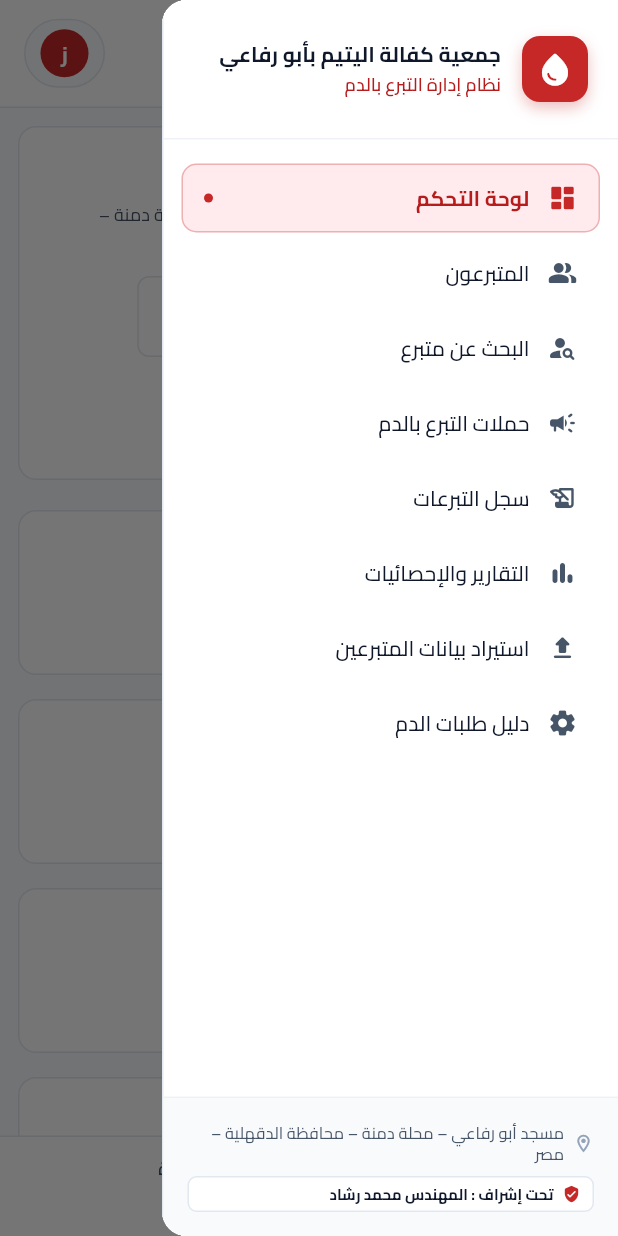
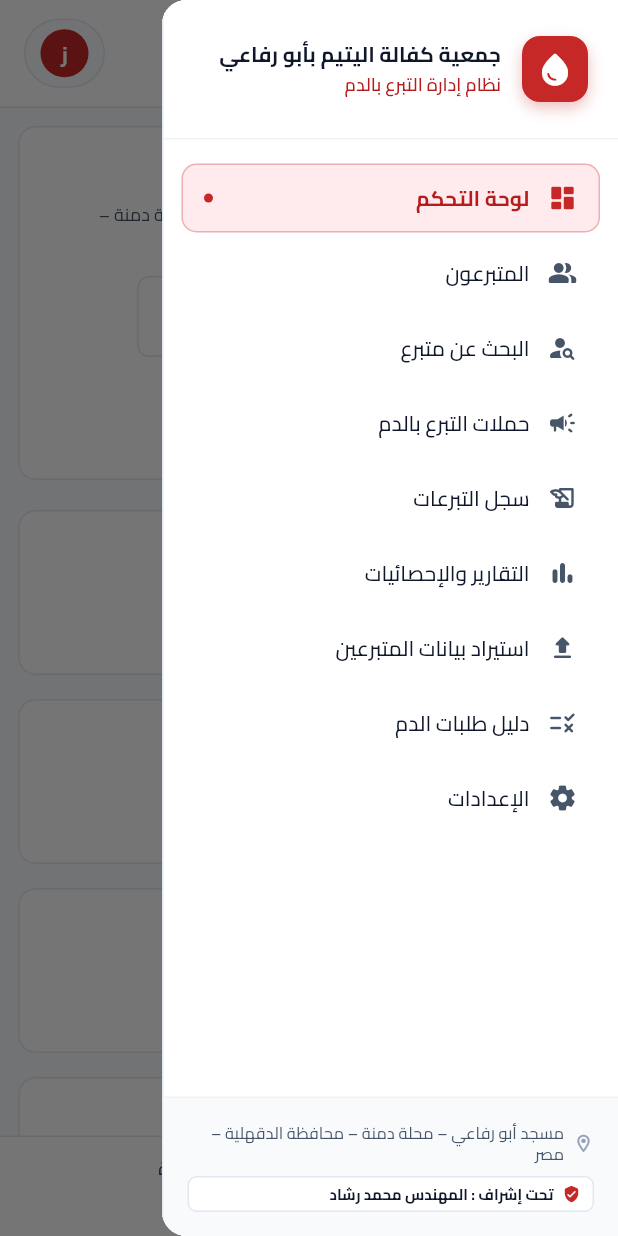
Before and after one commit to MohamedRashad99/blood-donor-oasis, a Flutter app: the MainScaffold screen opened directly, with the side drawer open, on a phone screen of 412 x 824 dp. Run offline on Flutter 3.47's test engine with Material 3 defaults, Android fonts, the phone set to English and light mode, and no system bars; our stand-ins replace cloud_firestore, csv, file_picker, firebase_auth, firebase_core, share_plus and 1 more; accounts and stored records are empty.

Commit message:
Add admin guidance section and donor result images (lib/views/shell)

```diff
--- a/lib/views/shell/main_scaffold.dart
+++ b/lib/views/shell/main_scaffold.dart
@@ -16,6 +16,7 @@ import '../donation_history/donation_history_view.dart';
 import '../reports/reports_view.dart';
 import '../import/import_view.dart';
 import '../settings/settings_view.dart';
+import '../guidance/guidance_view.dart';
 
 class MainScaffold extends StatefulWidget {
   const MainScaffold({super.key});
@@ -40,6 +41,7 @@ class _MainScaffoldState extends State<MainScaffold> {
       const DonationHistoryView(),
       const ReportsView(),
       const ImportView(),
+      const GuidanceView(),
       const SettingsView(),
     ];
 
--- a/lib/views/shell/sidebar.dart
+++ b/lib/views/shell/sidebar.dart
@@ -21,7 +21,8 @@ class Sidebar extends StatelessWidget {
       _MenuItem(4, AppConstants.navTitles[4], Icons.history_edu_rounded),
       _MenuItem(5, AppConstants.navTitles[5], Icons.bar_chart_rounded),
       _MenuItem(6, AppConstants.navTitles[6], Icons.file_upload_rounded),
-      _MenuItem(7, AppConstants.navTitles[7], Icons.settings_rounded),
+      _MenuItem(7, AppConstants.navTitles[7], Icons.rule_rounded),
+      _MenuItem(8, AppConstants.navTitles[8], Icons.settings_rounded),
     ];
 
     return Container(
--- a/lib/views/shell/top_bar.dart
+++ b/lib/views/shell/top_bar.dart
@@ -191,7 +191,7 @@ class TopBar extends StatelessWidget implements PreferredSizeWidget {
               if (value == 'logout') {
                 authProvider.logout();
               } else if (value == 'settings') {
-                navProvider.setIndex(7);
+                navProvider.setIndex(8);
               }
             },
             itemBuilder: (context) => [
```
